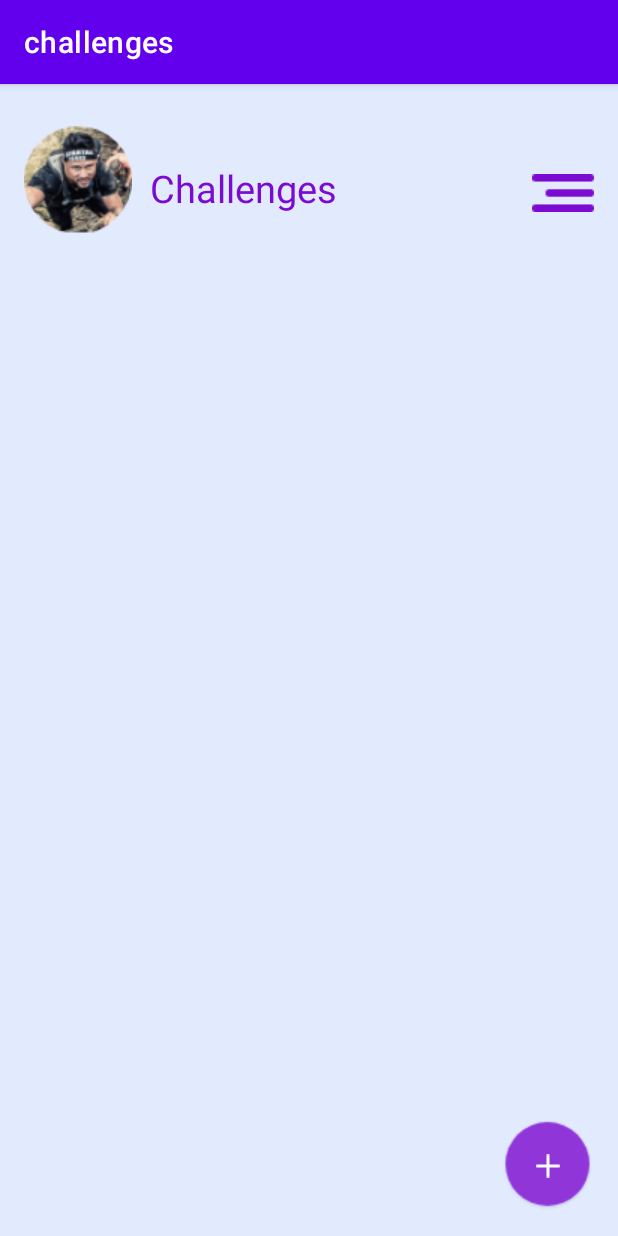
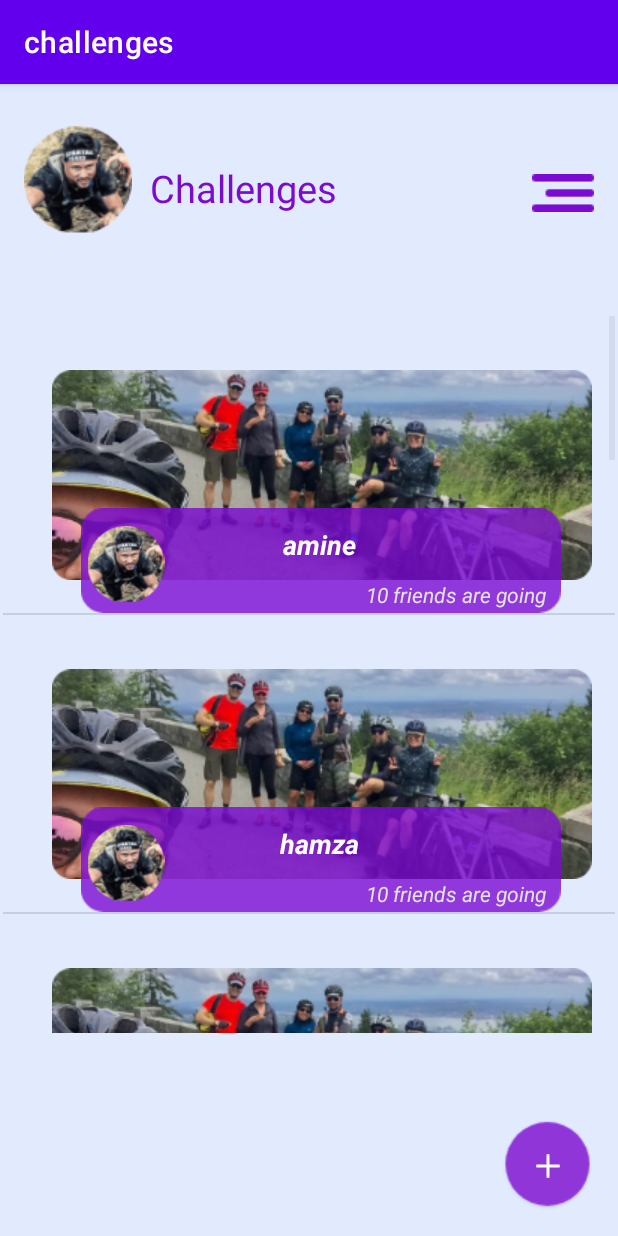
Before and after one commit to aminejamai/Moove, an Android app: the ChallengesActivity screen opened directly, with no data from a screen before it, on a phone screen of 412 x 824 dp. Run offline under Robolectric (Android 15) with nearby library versions, the phone set to English and light mode, and no system bars.

Commit message:
New : page challenges

```diff
--- a/app/src/main/java/com/example/moove/ChallengesActivity.java
+++ b/app/src/main/java/com/example/moove/ChallengesActivity.java
@@ -8,20 +8,47 @@ import android.os.Bundle;
 import android.view.View;
 import android.widget.Button;
 import android.widget.ImageView;
+import android.widget.ListView;
 import android.widget.TextView;
 
 import androidx.appcompat.app.AppCompatActivity;
+
+import java.util.ArrayList;
+import java.util.List;
 
 public class ChallengesActivity extends AppCompatActivity {
 
     int numOfGuests=1;
     Dialog addChallenge;
     Dialog guestsNumber;
+
+    List<Test> listOfTests = new ArrayList<Test>();
+
+
     @Override
     protected void onCreate(Bundle savedInstanceState){
         super.onCreate(savedInstanceState);
         setContentView(R.layout.challenges);
         addChallenge = new Dialog(this);
+
+        listOfTests.add(new Test("amine"));
+        listOfTests.add(new Test("hamza"));
+        listOfTests.add(new Test("soufiane"));
+        listOfTests.add(new Test("smail"));
+
+        listOfTests.add(new Test("amine"));
+        listOfTests.add(new Test("hamza"));
+        listOfTests.add(new Test("soufiane"));
+        listOfTests.add(new Test("smail"));
+
+        listOfTests.add(new Test("amine"));
+        listOfTests.add(new Test("hamza"));
+        listOfTests.add(new Test("soufiane"));
+        listOfTests.add(new Test("smail"));
+
+        ListView lsView = findViewById(R.id.listView1);
+        lsView.setAdapter(new TestAdapter(this, listOfTests));
+
     }
 
     public void ShowPopup(View v) {
--- /dev/null
+++ b/app/src/main/java/com/example/moove/Test.java
@@ -0,0 +1,18 @@
+package com.example.moove;
+
+public class Test {
+
+    private String name;
+
+    public Test(String name){
+        this.name = name;
+    }
+
+    public String getName() {
+        return name;
+    }
+
+    public void setName(String name) {
+        this.name = name;
+    }
+}
--- /dev/null
+++ b/app/src/main/java/com/example/moove/TestAdapter.java
@@ -0,0 +1,49 @@
+package com.example.moove;
+
+import android.content.Context;
+import android.view.LayoutInflater;
+import android.view.View;
+import android.view.ViewGroup;
+import android.widget.BaseAdapter;
+import android.widget.TextView;
+
+import java.util.List;
+
+public class TestAdapter extends BaseAdapter {
+
+    Context context;
+    List<Test> testList;
+    LayoutInflater layoutInflater;
+
+    public TestAdapter(Context context, List<Test> tests){
+        this.context = context;
+        this.testList = tests;
+        this.layoutInflater = LayoutInflater.from(context);
+    }
+
+    @Override
+    public int getCount() {
+        return testList.size();
+    }
+
+    @Override
+    public Test getItem(int position) {
+        return testList.get(position);
+    }
+
+    @Override
+    public long getItemId(int position) {
+        return 0;
+    }
+
+    @Override
+    public View getView(int position, View convertView, ViewGroup parent) {
+        convertView = layoutInflater.inflate(R.layout.row, null);
+
+        Test currentTest = getItem(position);
+        TextView textView = convertView.findViewById(R.id.textView22);
+
+        textView.setText(currentTest.getName());
+        return convertView;
+    }
+}
--- a/app/src/main/res/layout/activity_details_dialog.xml
+++ b/app/src/main/res/layout/activity_details_dialog.xml
@@ -3,7 +3,7 @@
     xmlns:android="http://schemas.android.com/apk/res/android"
     xmlns:app="http://schemas.android.com/apk/res-auto"
     xmlns:tools="http://schemas.android.com/tools"
-    android:layout_width="match_parent"
+    android:layout_width="400dp"
     android:layout_height="wrap_content"
     android:layout_gravity="bottom"
     android:background="#fff"
@@ -17,6 +17,7 @@
         android:layout_marginTop="25dp"
         android:text="Give your activity a name. Describe who should join and what you’ll do."
         android:textSize="16dp"
+        android:textColor="#000"
         app:layout_constraintTop_toTopOf="parent"
         tools:layout_editor_absoluteX="0dp" />
 
@@ -28,6 +29,7 @@
         android:layout_marginTop="15dp"
         android:text="Activity Name"
         android:textSize="16dp"
+        android:textColor="#000"
         app:layout_constraintStart_toStartOf="parent"
         app:layout_constraintTop_toBottomOf="@+id/textView15" />
 
@@ -37,7 +39,8 @@
         android:layout_height="wrap_content"
         app:layout_constraintTop_toBottomOf="@id/textView16"
         android:layout_marginHorizontal="25dp"
-        android:textSize="14dp"/>
+        android:textSize="14dp"
+        android:textColor="#000" />
 
     <TextView
         android:id="@+id/desc"
@@ -48,7 +51,8 @@
         android:text="Description"
         android:textSize="16dp"
         app:layout_constraintStart_toStartOf="parent"
-        app:layout_constraintTop_toBottomOf="@+id/editText" />
+        app:layout_constraintTop_toBottomOf="@+id/editText"
+        android:textColor="#000" />
 
     <EditText
         android:id="@+id/editText3"
@@ -57,7 +61,8 @@
         android:layout_marginHorizontal="25dp"
         android:textSize="14dp"
         app:layout_constraintTop_toBottomOf="@id/desc"
-        tools:layout_editor_absoluteX="25dp" />
+        tools:layout_editor_absoluteX="25dp"
+        android:textColor="#000" />
 
     <TextView
         android:id="@+id/textView17"
@@ -68,7 +73,8 @@
         android:text="Location"
         android:textSize="16dp"
         app:layout_constraintStart_toEndOf="@+id/imageView9"
-        app:layout_constraintTop_toBottomOf="@id/editText3" />
+        app:layout_constraintTop_toBottomOf="@id/editText3"
+        android:textColor="#000" />
 
     <TextView
         android:id="@+id/hiltonText"
@@ -76,7 +82,8 @@
         android:layout_height="wrap_content"
         android:text="Hilton Forest"
         app:layout_constraintStart_toStartOf="@+id/textView17"
-        app:layout_constraintTop_toBottomOf="@id/textView17" />
+        app:layout_constraintTop_toBottomOf="@id/textView17"
+        android:textColor="#000" />
 
     <ImageView
         android:id="@+id/imageView9"
@@ -133,7 +140,8 @@
         android:textSize="16dp"
         app:layout_constraintLeft_toRightOf="@id/textView15"
         app:layout_constraintStart_toEndOf="@+id/imageView15"
-        app:layout_constraintTop_toBottomOf="@id/mapImg" />
+        app:layout_constraintTop_toBottomOf="@id/mapImg"
+        android:textColor="#000" />
 
     <TextView
         android:id="@+id/textView19"
@@ -141,7 +149,8 @@
         android:layout_height="wrap_content"
         android:text="Today 5:30 PM - 6:00 PM"
         app:layout_constraintStart_toStartOf="@+id/textView18"
-        app:layout_constraintTop_toBottomOf="@id/textView18" />
+        app:layout_constraintTop_toBottomOf="@id/textView18"
+        android:textColor="#000" />
 
     <ImageView
         android:id="@+id/imageView16"
@@ -159,7 +168,7 @@
         android:layout_height="wrap_content"
         android:layout_marginHorizontal="40dp"
         android:layout_marginVertical="20dp"
-        android:text="continue"
+        android:text="done"
         app:layout_constraintBottom_toBottomOf="parent"
         app:layout_constraintEnd_toEndOf="parent"
         app:layout_constraintStart_toStartOf="parent"
--- a/app/src/main/res/layout/challenges.xml
+++ b/app/src/main/res/layout/challenges.xml
@@ -63,4 +63,16 @@
         app:layout_constraintStart_toStartOf="@+id/addChallangeBtn"
         app:layout_constraintTop_toTopOf="@+id/addChallangeBtn"
         app:srcCompat="@drawable/plus" />
+
+    <ListView
+        android:layout_width="408dp"
+        android:layout_height="478dp"
+        android:layout_marginTop="36dp"
+        android:layout_marginBottom="36dp"
+        app:layout_constraintBottom_toTopOf="@+id/addChallangeBtn"
+        app:layout_constraintEnd_toEndOf="parent"
+        app:layout_constraintStart_toStartOf="parent"
+        app:layout_constraintTop_toBottomOf="@+id/imageView11"
+        app:layout_constraintVertical_bias="0.461"
+        android:id="@+id/listView1"/>
 </androidx.constraintlayout.widget.ConstraintLayout>
--- a/app/src/main/res/layout/guests.xml
+++ b/app/src/main/res/layout/guests.xml
@@ -36,7 +36,8 @@
             android:layout_height="wrap_content"
             android:text="@string/numberOfGuests"
             android:textSize="42dp"
-            android:layout_marginHorizontal="40dp" />
+            android:layout_marginHorizontal="40dp"
+            android:textColor="#000" />
         <ImageView
             android:id="@+id/increment"
             android:layout_width="wrap_content"
--- /dev/null
+++ b/app/src/main/res/layout/row.xml
@@ -0,0 +1,71 @@
+<?xml version="1.0" encoding="utf-8"?>
+<androidx.constraintlayout.widget.ConstraintLayout
+    xmlns:android="http://schemas.android.com/apk/res/android"
+    xmlns:app="http://schemas.android.com/apk/res-auto"
+    xmlns:tools="http://schemas.android.com/tools"
+    android:layout_width="match_parent"
+    android:layout_height="match_parent">
+
+
+    <ImageView
+        android:id="@+id/imageView20"
+        android:layout_width="wrap_content"
+        android:layout_height="wrap_content"
+        android:layout_marginTop="36dp"
+        app:layout_constraintEnd_toEndOf="parent"
+        app:layout_constraintHorizontal_bias="0.686"
+        app:layout_constraintStart_toStartOf="parent"
+        app:layout_constraintTop_toTopOf="parent"
+        app:srcCompat="@drawable/maskgroup3" />
+
+    <ImageView
+        android:id="@+id/imageView21"
+        android:layout_width="wrap_content"
+        android:layout_height="wrap_content"
+        android:layout_marginTop="92dp"
+        app:layout_constraintEnd_toEndOf="@+id/imageView20"
+        app:layout_constraintHorizontal_bias="0.475"
+        app:layout_constraintStart_toStartOf="@+id/imageView20"
+        app:layout_constraintTop_toTopOf="@+id/imageView20"
+        app:srcCompat="@drawable/rectangle26" />
+
+    <ImageView
+        android:id="@+id/imageView22"
+        android:layout_width="52dp"
+        android:layout_height="51dp"
+        android:layout_marginStart="4dp"
+        android:layout_marginLeft="4dp"
+        android:layout_marginTop="12dp"
+        app:layout_constraintStart_toStartOf="@+id/imageView21"
+        app:layout_constraintTop_toTopOf="@+id/imageView21"
+        app:srcCompat="@drawable/profile_pict" />
+
+    <TextView
+        android:id="@+id/textView22"
+        android:layout_width="wrap_content"
+        android:layout_height="wrap_content"
+        android:layout_marginTop="12dp"
+        android:text="TextView"
+        android:textColor="#FFFFFF"
+        android:textSize="18sp"
+        android:textStyle="bold|italic"
+        app:layout_constraintEnd_toEndOf="@+id/imageView21"
+        app:layout_constraintHorizontal_bias="0.364"
+        app:layout_constraintStart_toEndOf="@+id/imageView22"
+        app:layout_constraintTop_toTopOf="@+id/imageView21" />
+
+    <TextView
+        android:id="@+id/textView23"
+        android:layout_width="wrap_content"
+        android:layout_height="wrap_content"
+        android:layout_marginTop="8dp"
+        android:layout_marginEnd="10dp"
+        android:layout_marginRight="10dp"
+        android:text="10 friends are going"
+        android:textColor="#E4E2E2"
+        android:textStyle="italic"
+        app:layout_constraintBottom_toBottomOf="@+id/imageView21"
+        app:layout_constraintEnd_toEndOf="@+id/imageView21"
+        app:layout_constraintTop_toBottomOf="@+id/textView22" />
+
+</androidx.constraintlayout.widget.ConstraintLayout>
```
Also changed, not shown: app/src/main/res/drawable/maskgroup3.png (added), app/src/main/res/drawable/rectangle26.png (added).
